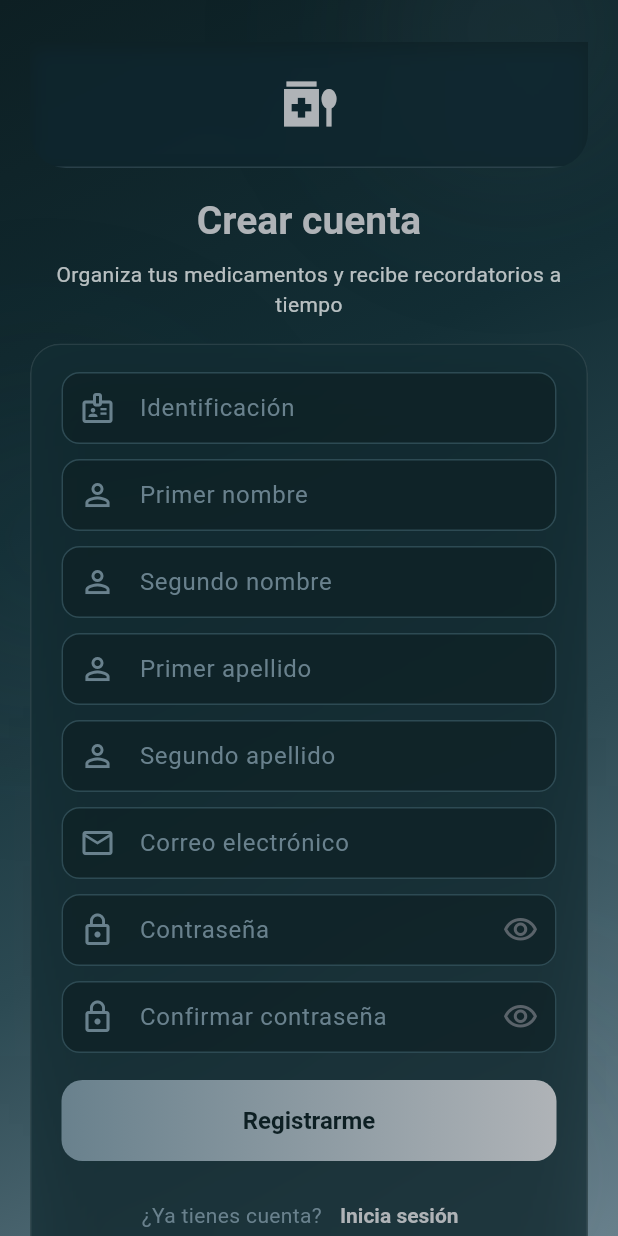
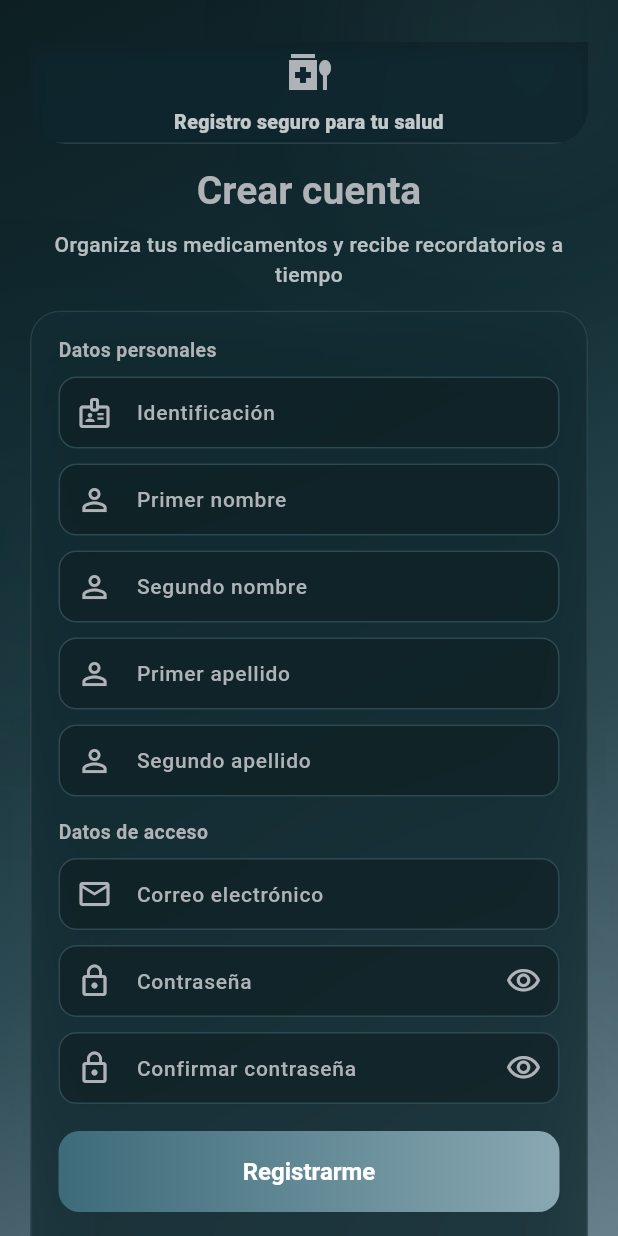
Before and after one commit to Baironfallas/sistema_medicamentos_movil, a Flutter app: the RegisterPage screen opened by its route, on a phone screen of 412 x 824 dp. Run offline on Flutter 3.47's test engine with Material 3 defaults, Android fonts, the phone set to English and light mode, and no system bars; our stand-ins replace flutter_secure_storage; accounts and stored records are empty.

Commit message:
feat(auth): mejorar diseño y estilos en la página de registro y en el layout del formulario de autenticación

```diff
--- a/lib/features/auth/presentation/pages/register_page.dart
+++ b/lib/features/auth/presentation/pages/register_page.dart
@@ -52,20 +52,42 @@ class _RegisterPageState extends State<RegisterPage> {
     return InputDecoration(
       labelText: labelText,
       hintText: hintText,
-      prefixIcon: Icon(prefixIcon, color: const Color(0xFF69818D)),
+      prefixIcon: Icon(prefixIcon, color: const Color(0xFFAFB3B7)),
       suffixIcon: suffixIcon,
       filled: true,
       fillColor: const Color(0xFF0D1F23).withOpacity(0.68),
-      contentPadding: const EdgeInsets.symmetric(vertical: 12, horizontal: 16),
-      labelStyle: const TextStyle(color: Color(0xFF69818D)),
-      hintStyle: const TextStyle(color: Color(0xFF69818D), fontSize: 14),
+      contentPadding: const EdgeInsets.symmetric(vertical: 11, horizontal: 14),
+      labelStyle: const TextStyle(
+        color: Color(0xFFAFB3B7),
+        fontSize: 14,
+        fontWeight: FontWeight.w500,
+      ),
+      hintStyle: const TextStyle(
+        color: Color(0xFF69818D),
+        fontSize: 13,
+        fontWeight: FontWeight.w500,
+      ),
       border: enabledBorder,
       enabledBorder: enabledBorder,
       focusedBorder: OutlineInputBorder(
         borderRadius: borderRadius,
-        borderSide: const BorderSide(color: Color(0xFF69818D), width: 1.5),
+        borderSide: const BorderSide(color: Color(0xFF69818D), width: 1.6),
       ),
-      errorStyle: const TextStyle(color: Color(0xFFAFB3B7)),
+      errorStyle: const TextStyle(color: Color(0xFFFFB4AB), fontSize: 12),
+    );
+  }
+
+  Widget _sectionTitle(String title) {
+    return Padding(
+      padding: const EdgeInsets.only(bottom: 8),
+      child: Text(
+        title,
+        style: const TextStyle(
+          color: Color(0xFFAFB3B7),
+          fontSize: 13,
+          fontWeight: FontWeight.w700,
+        ),
+      ),
     );
   }
 
@@ -100,7 +122,7 @@ class _RegisterPageState extends State<RegisterPage> {
       controller: _identificationController,
       keyboardType: TextInputType.number,
       textInputAction: TextInputAction.next,
-      style: const TextStyle(color: Color(0xFFAFB3B7)),
+      style: const TextStyle(color: Colors.white),
       decoration: _fieldDecoration(
         labelText: 'Identificación',
         hintText: '123456789',
@@ -119,7 +141,7 @@ class _RegisterPageState extends State<RegisterPage> {
     return TextFormField(
       controller: _firstNameController,
       textInputAction: TextInputAction.next,
-      style: const TextStyle(color: Color(0xFFAFB3B7)),
+      style: const TextStyle(color: Colors.white),
       decoration: _fieldDecoration(
         labelText: 'Primer nombre',
         prefixIcon: Icons.person_outline,
@@ -137,7 +159,7 @@ class _RegisterPageState extends State<RegisterPage> {
     return TextFormField(
       controller: _secondNameController,
       textInputAction: TextInputAction.next,
-      style: const TextStyle(color: Color(0xFFAFB3B7)),
+      style: const TextStyle(color: Colors.white),
       decoration: _fieldDecoration(
         labelText: 'Segundo nombre',
         hintText: 'Opcional',
@@ -157,7 +179,7 @@ class _RegisterPageState extends State<RegisterPage> {
     return TextFormField(
       controller: _firstLastNameController,
       textInputAction: TextInputAction.next,
-      style: const TextStyle(color: Color(0xFFAFB3B7)),
+      style: const TextStyle(color: Colors.white),
       decoration: _fieldDecoration(
         labelText: 'Primer apellido',
         prefixIcon: Icons.person_outline,
@@ -175,7 +197,7 @@ class _RegisterPageState extends State<RegisterPage> {
     return TextFormField(
       controller: _secondLastNameController,
       textInputAction: TextInputAction.next,
-      style: const TextStyle(color: Color(0xFFAFB3B7)),
+      style: const TextStyle(color: Colors.white),
       decoration: _fieldDecoration(
         labelText: 'Segundo apellido',
         hintText: 'Opcional',
@@ -197,7 +219,7 @@ class _RegisterPageState extends State<RegisterPage> {
       keyboardType: TextInputType.emailAddress,
       textInputAction: TextInputAction.next,
       autofillHints: const [AutofillHints.email],
-      style: const TextStyle(color: Color(0xFFAFB3B7)),
+      style: const TextStyle(color: Colors.white),
       decoration: _fieldDecoration(
         labelText: 'Correo electrónico',
         hintText: 'juan.perez@gmail.com',
@@ -213,13 +235,13 @@ class _RegisterPageState extends State<RegisterPage> {
       obscureText: _obscurePassword,
       textInputAction: TextInputAction.next,
       autofillHints: const [AutofillHints.newPassword],
-      style: const TextStyle(color: Color(0xFFAFB3B7)),
+      style: const TextStyle(color: Colors.white),
       decoration: _fieldDecoration(
         labelText: 'Contraseña',
         hintText: 'Mínimo 8 caracteres',
         prefixIcon: Icons.lock_outline,
         suffixIcon: IconButton(
-          color: const Color(0xFF5A636A),
+          color: const Color(0xFFAFB3B7),
           tooltip: _obscurePassword
               ? 'Mostrar contraseña'
               : 'Ocultar contraseña',
@@ -243,12 +265,12 @@ class _RegisterPageState extends State<RegisterPage> {
       obscureText: _obscureConfirmPassword,
       textInputAction: TextInputAction.done,
       onFieldSubmitted: (_) => _submit(),
-      style: const TextStyle(color: Color(0xFFAFB3B7)),
+      style: const TextStyle(color: Colors.white),
       decoration: _fieldDecoration(
         labelText: 'Confirmar contraseña',
         prefixIcon: Icons.lock_outline,
         suffixIcon: IconButton(
-          color: const Color(0xFF5A636A),
+          color: const Color(0xFFAFB3B7),
           tooltip: _obscureConfirmPassword
               ? 'Mostrar contraseña'
               : 'Ocultar contraseña',
@@ -365,11 +387,13 @@ class _RegisterPageState extends State<RegisterPage> {
       subtitle: 'Organiza tus medicamentos y recibe recordatorios a tiempo',
       visualRefresh: true,
       maxWidth: 720,
-      headerHeight: 84,
-      headerIconSize: 40,
-      headerTitleSpacing: 18,
-      titleFormSpacing: 16,
-      cardPadding: const EdgeInsets.symmetric(horizontal: 20, vertical: 18),
+      headerHeight: 68,
+      headerIconSize: 32,
+      headerTitleSpacing: 14,
+      titleFormSpacing: 14,
+      cardPadding: const EdgeInsets.symmetric(horizontal: 18, vertical: 16),
+      headerLabel: 'Registro seguro para tu salud',
+      scrollBottomPadding: 52,
       darkDecorativeBackground: true,
       child: Form(
         key: _formKey,
@@ -384,6 +408,7 @@ class _RegisterPageState extends State<RegisterPage> {
                   AuthMessage(message: _message!, isError: _isErrorMessage),
                   const SizedBox(height: 14),
                 ],
+                _sectionTitle('Datos personales'),
                 _identificationField(),
                 const SizedBox(height: _fieldSpacing),
                 _responsiveFieldRow(
@@ -397,7 +422,8 @@ class _RegisterPageState extends State<RegisterPage> {
                   first: _firstLastNameField(),
                   second: _secondLastNameField(),
                 ),
-                const SizedBox(height: _fieldSpacing),
+                const SizedBox(height: 14),
+                _sectionTitle('Datos de acceso'),
                 _emailField(),
                 const SizedBox(height: _fieldSpacing),
                 _responsiveFieldRow(
@@ -412,10 +438,10 @@ class _RegisterPageState extends State<RegisterPage> {
                   onPressed: _submit,
                   useGradient: true,
                   gradientColors: const [
-                    Color(0xFF69818D),
-                    Color(0xFFAFB3B7),
+                    Color(0xFF3D6B7A),
+                    Color(0xFF89A8B2),
                   ],
-                  textColor: const Color(0xFF0D1F23),
+                  textColor: Colors.white,
                 ),
                 const SizedBox(height: 12),
                 Wrap(
@@ -424,13 +450,13 @@ class _RegisterPageState extends State<RegisterPage> {
                   children: [
                     const Text(
                       '¿Ya tienes cuenta?',
-                      style: TextStyle(color: Color(0xFF69818D)),
+                      style: TextStyle(color: Color(0xFFAFB3B7)),
                     ),
                     TextButton(
                       style: TextButton.styleFrom(
-                        foregroundColor: const Color(0xFFAFB3B7),
+                        foregroundColor: const Color(0xFF80CBC4),
                         textStyle: const TextStyle(
-                          fontWeight: FontWeight.w600,
+                          fontWeight: FontWeight.w700,
                         ),
                       ),
                       onPressed: _isLoading
--- a/lib/features/auth/presentation/widgets/auth_form_layout.dart
+++ b/lib/features/auth/presentation/widgets/auth_form_layout.dart
@@ -22,6 +22,7 @@ class AuthFormLayout extends StatelessWidget {
     this.cardPadding,
     this.darkDecorativeBackground = false,
     this.showTitle = true,
+    this.scrollBottomPadding,
   });
 
   final String title;
@@ -39,11 +40,15 @@ class AuthFormLayout extends StatelessWidget {
   final EdgeInsetsGeometry? cardPadding;
   final bool darkDecorativeBackground;
   final bool showTitle;
+  final double? scrollBottomPadding;
 
   @override
   Widget build(BuildContext context) {
     final textTheme = Theme.of(context).textTheme;
-    final bottomPadding = visualRefresh ? 32.0 : 28.0;
+    final bottomSafeArea = MediaQuery.of(context).viewPadding.bottom;
+    final bottomPadding =
+        (scrollBottomPadding ?? (visualRefresh ? 32.0 : 28.0)) +
+        bottomSafeArea;
     final headerRadius = visualRefresh
         ? const BorderRadius.only(
             bottomLeft: Radius.circular(24),
@@ -85,6 +90,17 @@ class AuthFormLayout extends StatelessWidget {
                                 color: darkDecorativeBackground
                                     ? const Color(0xFF0D1F23).withOpacity(0.72)
                                     : AppColors.primary.withValues(alpha: 0.1),
+                                gradient:
+                                    !darkDecorativeBackground && visualRefresh
+                                    ? const LinearGradient(
+                                        begin: Alignment.topLeft,
+                                        end: Alignment.bottomRight,
+                                        colors: [
+                                          Color(0xFF2563EB),
+                                          Color(0xFF14B8A6),
+                                        ],
+                                      )
+                                    : null,
                                 borderRadius: darkDecorativeBackground
                                     ? null
                                     : headerRadius,
@@ -113,6 +129,8 @@ class AuthFormLayout extends StatelessWidget {
                                       Icons.medication_liquid_outlined,
                                       color: darkDecorativeBackground
                                           ? const Color(0xFFAFB3B7)
+                                          : visualRefresh
+                                          ? Colors.white
                                           : AppColors.primary,
                                       size: headerIconSize ??
                                           (visualRefresh ? 44 : 34),
@@ -125,7 +143,7 @@ class AuthFormLayout extends StatelessWidget {
                                           Icons.medication_liquid_outlined,
                                           color: darkDecorativeBackground
                                               ? const Color(0xFFAFB3B7)
-                                              : AppColors.primary,
+                                              : Colors.white,
                                           size: headerIconSize ??
                                               (visualRefresh ? 38 : 34),
                                         ),
@@ -136,9 +154,18 @@ class AuthFormLayout extends StatelessWidget {
                                           style: TextStyle(
                                             color: darkDecorativeBackground
                                                 ? Colors.white.withOpacity(0.75)
-                                                : Colors.blue.shade700,
+                                                : Colors.white,
                                             fontSize: 13,
-                                            fontWeight: FontWeight.w600,
+                                            fontWeight: FontWeight.w800,
+                                            shadows: !darkDecorativeBackground
+                                                ? const [
+                                                    Shadow(
+                                                      color: Color(0x660F172A),
+                                                      blurRadius: 6,
+                                                      offset: Offset(0, 1),
+                                                    ),
+                                                  ]
+                                                : null,
                                           ),
                                         ),
                                       ],
@@ -155,7 +182,7 @@ class AuthFormLayout extends StatelessWidget {
                           style: textTheme.headlineSmall?.copyWith(
                             color: darkDecorativeBackground
                                 ? Colors.white
-                                : AppColors.textPrimary,
+                                : const Color(0xFF0F172A),
                             fontSize: darkDecorativeBackground
                                 ? 26
                                 : visualRefresh
@@ -180,7 +207,7 @@ class AuthFormLayout extends StatelessWidget {
                                 : darkDecorativeBackground
                                 ? const Color(0xFFAFB3B7)
                                 : visualRefresh
-                                ? Colors.grey.shade800
+                                ? const Color(0xFF0F172A)
                                 : AppColors.textPrimary,
                             fontSize: welcomeText != null
                                 ? 18
@@ -201,11 +228,11 @@ class AuthFormLayout extends StatelessWidget {
                           color: visualRefresh
                               ? darkDecorativeBackground
                                     ? Colors.white.withOpacity(0.70)
-                                    : Colors.grey.shade500
+                                    : const Color(0xFF334155)
                               : AppColors.textSecondary,
                           fontSize: visualRefresh ? 14 : null,
                           fontWeight: visualRefresh
-                              ? FontWeight.w400
+                              ? FontWeight.w500
                               : FontWeight.normal,
                           height: 1.4,
                         ),
@@ -218,9 +245,9 @@ class AuthFormLayout extends StatelessWidget {
                           style: textTheme.bodySmall?.copyWith(
                             color: darkDecorativeBackground
                                 ? const Color(0xFF80CBC4)
-                                : Colors.grey.shade500,
+                                : const Color(0xFF475569),
                             fontSize: 13,
-                            fontWeight: FontWeight.w400,
+                            fontWeight: FontWeight.w500,
                             height: 1.35,
                           ),
                         ),
@@ -248,6 +275,11 @@ class AuthFormLayout extends StatelessWidget {
                                             color: const Color(
                                               0xFFAFB3B7,
                                             ).withOpacity(0.14),
+                                            width: 1,
+                                          )
+                                        : visualRefresh
+                                        ? Border.all(
+                                            color: const Color(0xFFBFDBFE),
                                             width: 1,
                                           )
                                         : null,
@@ -327,11 +359,15 @@ class AuthFormLayout extends StatelessWidget {
             )
           : visualRefresh
           ? Container(
-              decoration: BoxDecoration(
+              decoration: const BoxDecoration(
                 gradient: LinearGradient(
                   begin: Alignment.topCenter,
                   end: Alignment.bottomCenter,
-                  colors: [Colors.blue.shade50, Colors.white],
+                  colors: [
+                    Color(0xFFF5F9FF),
+                    Color(0xFFDBEAFE),
+                    Colors.white,
+                  ],
                 ),
               ),
               child: content,
```
